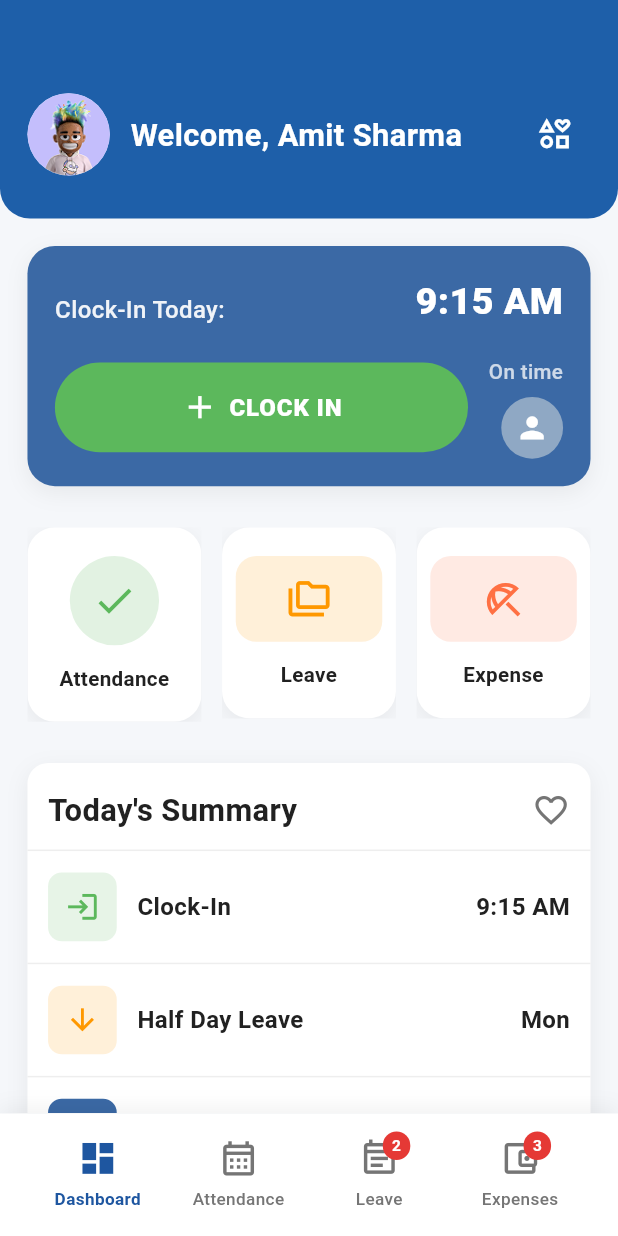
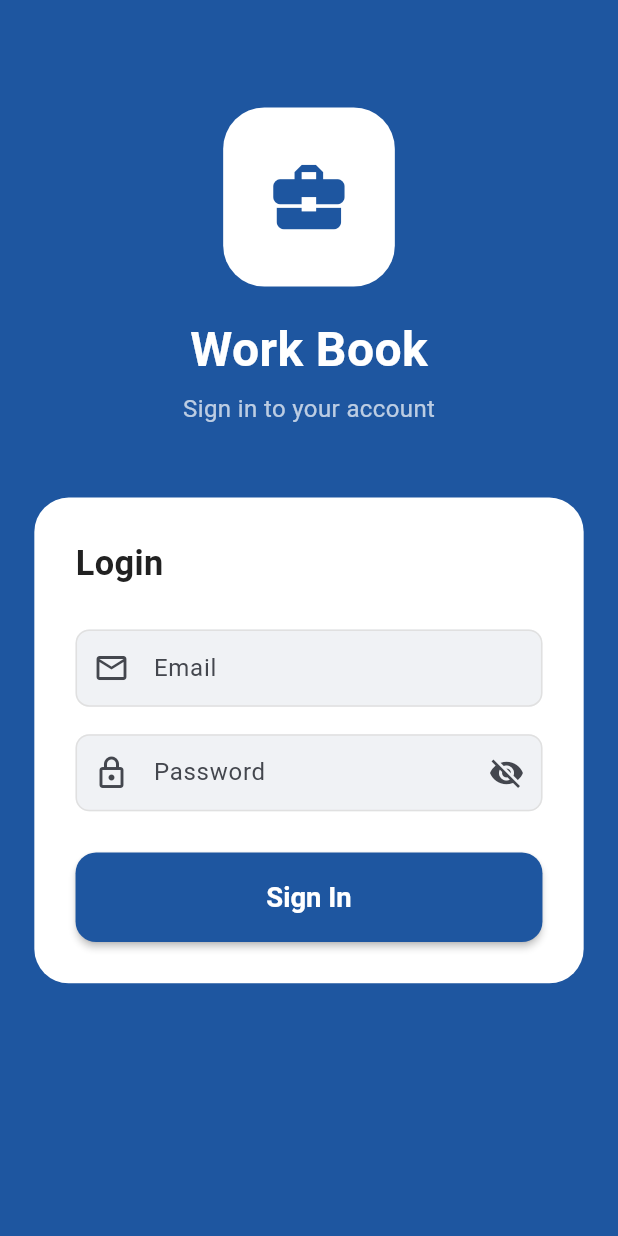
Before and after one commit to nishant678/hr_app, a Flutter app: the screen it shows after launch, on a phone screen of 412 x 824 dp. Run offline on Flutter 3.47's test engine with Material 3 defaults, Android fonts, the phone set to English and light mode, and no system bars; our stand-ins replace bloc, cached_network_image, camera, connectivity_plus, dio, equatable and 7 more; missing offline and left inert: flutter_background_service, google_mlkit_commons, google_mlkit_face_detection, workmanager; accounts and stored records are empty; generated files the repository leaves out were written again; statements that could not run were skipped.

Commit message:
login api added

```diff
--- a/lib/bloc/login_bloc/login_states.dart
+++ b/lib/bloc/login_bloc/login_states.dart
@@ -5,7 +5,7 @@ class LoginStates extends Equatable {
   const LoginStates({
     this.email = '',
     this.password = '',
-    this.loginApi = const ApiResponse.completed(''),
+    this.loginApi = const ApiResponse.idle(),
   });
 
   final String email;
--- a/lib/data/response/api_response.dart
+++ b/lib/data/response/api_response.dart
@@ -6,6 +6,8 @@ class ApiResponse<T> {
   final String? message;
 
   const ApiResponse._({required this.status, this.data, this.message});
+
+  const ApiResponse.idle() : this._(status: Status.idle);
 
   const ApiResponse.loading() : this._(status: Status.loading);
 
--- a/lib/data/response/status.dart
+++ b/lib/data/response/status.dart
@@ -1 +1 @@
-enum Status {loading, completed, error}
+enum Status {idle, loading, completed, error}
--- a/lib/main.dart
+++ b/lib/main.dart
@@ -21,6 +21,7 @@ Future<void> main() async {
   WidgetsFlutterBinding.ensureInitialized();
   configureAppRuntime();
 
+  try {
     final sharedStorageService = LocationStorageService();
     final sharedRepository = LocationRepository();
     final sharedSyncService = LocationSyncService(
@@ -43,6 +44,9 @@ Future<void> main() async {
     await WorkmanagerService.initialize();
     await WorkmanagerService.registerPeriodicSync();
     await trackingService.initialize();
+  } catch (e, st) {
+    debugPrint('Startup init error (non-fatal): $e\n$st');
+  }
 
   runApp(const MyApp());
 }
--- a/lib/model/user/user_model.dart
+++ b/lib/model/user/user_model.dart
@@ -1,23 +1,39 @@
-/// Authentication payload returned from the login API.
 class UserModel {
+  final String token;
+  final String email;
+  final String role;
+  final int id;
+  final int? companyId;
+  final String error;
+
   const UserModel({
     this.token = '',
+    this.email = '',
+    this.role = '',
+    this.id = 0,
+    this.companyId,
     this.error = '',
   });
-
-  final String token;
-  final String error;
 
   factory UserModel.fromJson(Map<String, dynamic> json) {
     return UserModel(
       token: _readString(json['token']),
+      email: _readString(json['email']),
+      role: _readString(json['role']),
+      id: json['id'] is int ? json['id'] : int.tryParse(json['id'].toString()) ?? 0,
+      companyId: json['companyId'] is int
+          ? json['companyId']
+          : int.tryParse(json['companyId']?.toString() ?? ''),
       error: _readString(json['error'] ?? json['message']),
     );
   }
 
   Map<String, dynamic> toJson() => {
         'token': token,
-        'error': error,
+        'email': email,
+        'role': role,
+        'id': id,
+        'companyId': companyId,
       };
 
   static String _readString(Object? value) {
--- a/lib/repository/auth_api/auth_http_api_repository.dart
+++ b/lib/repository/auth_api/auth_http_api_repository.dart
@@ -14,7 +14,7 @@ class AuthHttpApiRepository implements AuthApiRepository {
   @override
   Future<UserModel> loginApi(dynamic data) async {
     final dynamic response =
-        await _apiServices.postApi(AppUrl.loginEndPint, data);
+        await _apiServices.postApi(AppUrl.loginEndPoint, data);
     if (response is Map<String, dynamic>) {
       return UserModel.fromJson(response);
     }
--- a/lib/services/session_manager/session_controller.dart
+++ b/lib/services/session_manager/session_controller.dart
@@ -1,63 +1,81 @@
-import 'dart:convert';
-
 import 'package:flutter/foundation.dart';
 
 import '../../model/user/user_model.dart';
 import '../storage/local_storage.dart';
 
-/// A singleton class for managing user session data.
 class SessionController {
-  /// Instance of [LocalStorage] for accessing local storage.
-  final LocalStorage sharedPreferenceClass = LocalStorage();
+  final LocalStorage storage = LocalStorage();
 
-  /// Singleton instance of [SessionController].
   static final SessionController _session = SessionController._internal();
 
-  /// Flag indicating whether the user is logged in or not.
   static bool? isLogin;
+  static String? token;
+  static String? email;
+  static String? role;
+  static int? userId;
+  static int? companyId;
 
-  /// Model representing the user data.
-  // static UserModel user = UserModel();
-
-  /// Private constructor for creating the singleton instance of [SessionController].
   SessionController._internal() {
-    // Initialize default values
     isLogin = false;
   }
 
-  //In Dart, a factory constructor is a special kind of constructor that can return an instance of the class,
-  // potentially a cached or pre-existing instance, instead of always creating a new one.
-  // It's defined using the factory keyword.
-  // This is useful for implementing patterns like singletons or when you want to control instance creat
-  //
-  /// Factory constructor for accessing the singleton instance of [SessionController].
   factory SessionController() {
     return _session;
   }
 
-  /// Saves user data into the local storage.
   Future<void> saveUserInPreference(UserModel user) async {
-    await sharedPreferenceClass.setValue('token', jsonEncode(user.toJson()));
-    await sharedPreferenceClass.setValue('isLogin', 'true');
+    token = user.token;
+    email = user.email;
+    role = user.role;
+    userId = user.id;
+    companyId = user.companyId;
+    await storage.setValue('token', user.token);
+    await storage.setValue('email', user.email);
+    await storage.setValue('role', user.role);
+    await storage.setValue('userId', user.id.toString());
+    if (user.companyId != null) {
+      await storage.setValue('companyId', user.companyId.toString());
+    }
+    await storage.setValue('isLogin', 'true');
+    isLogin = true;
   }
 
-  /// Retrieves user data from the local storage.
-  ///
-  /// Retrieves user data from the local storage and assigns it to the session controller
-  /// to be used across the app.
   Future<void> getUserFromPreference() async {
     try {
-      final dynamic rawToken = await sharedPreferenceClass.readValue('token');
-      final dynamic rawLogin = await sharedPreferenceClass.readValue('isLogin');
-      final bool hasToken = rawToken != null && rawToken.toString().isNotEmpty;
-      final bool markedLoggedIn = rawLogin?.toString() == 'true';
-      SessionController.isLogin = markedLoggedIn && hasToken;
+      final t = await storage.readValue('token');
+      final e = await storage.readValue('email');
+      final r = await storage.readValue('role');
+      final uid = await storage.readValue('userId');
+      final cid = await storage.readValue('companyId');
+      final login = await storage.readValue('isLogin');
+
+      token = t?.toString() ?? '';
+      email = e?.toString() ?? '';
+      role = r?.toString() ?? '';
+      userId = int.tryParse(uid?.toString() ?? '');
+      companyId = int.tryParse(cid?.toString() ?? '');
+      isLogin = login?.toString() == 'true' && token!.isNotEmpty;
     } catch (e, st) {
-      SessionController.isLogin = false;
+      isLogin = false;
       if (kDebugMode) {
         debugPrint('getUserFromPreference failed: $e');
         debugPrintStack(stackTrace: st);
       }
     }
   }
+
+  Future<void> clearSession() async {
+    await storage.clearValue('token');
+    await storage.clearValue('email');
+    await storage.clearValue('role');
+    await storage.clearValue('userId');
+    await storage.clearValue('companyId');
+    await storage.clearValue('isLogin');
+    token = null;
+    email = null;
+    role = null;
+    userId = null;
+    companyId = null;
+    isLogin = false;
+  }
 }
--- a/lib/utils/app_url.dart
+++ b/lib/utils/app_url.dart
@@ -1,10 +1,5 @@
-
-
 class AppUrl {
-
-  static var baseUrl = 'https://reqres.in' ;
-  static var loginEndPint =  '$baseUrl/api/login' ;
-  static var popularMoviesListEndPoint =  'https://www.episodate.com/api/most-popular?page=1' ;
-
-
+  static var baseUrl = 'https://hr-spring-backend.onrender.com';
+  // static var baseUrl = 'http://10.152.0.62:8080';
+  static var loginEndPoint = '$baseUrl/api/auth/login';
 }
--- a/lib/view/home/home_screen.dart
+++ b/lib/view/home/home_screen.dart
@@ -30,11 +30,15 @@ class _HomeScreenState extends State<HomeScreen> {
   Widget build(BuildContext context) {
     return Scaffold(
       backgroundColor: AppColors.background,
-      body: SingleChildScrollView(
+      body: Column(
+        children: [
+          _buildHeader(),
+          Expanded(
+            child: SingleChildScrollView(
               child: Column(
                 crossAxisAlignment: CrossAxisAlignment.start,
                 children: [
-            _buildHeader(),
+                  // _buildHeader(),
                   Padding(
                     padding: EdgeInsets.fromLTRB(
                       AppDimensions.paddingL,
@@ -57,6 +61,9 @@ class _HomeScreenState extends State<HomeScreen> {
                   ),
                 ],
               ),
+            ),
+          ),
+        ],
       ),
     );
   }
@@ -242,9 +249,7 @@ class _HomeScreenState extends State<HomeScreen> {
             label: 'Attendance',
             onTap: () => Navigator.push(
               context,
-              MaterialPageRoute<void>(
-                builder: (_) => const AttendanceScreen(),
-              ),
+              MaterialPageRoute<void>(builder: (_) => const AttendanceScreen()),
             ),
           ),
         ),
@@ -258,9 +263,7 @@ class _HomeScreenState extends State<HomeScreen> {
             label: 'Leave',
             onTap: () => Navigator.push(
               context,
-              MaterialPageRoute<void>(
-                builder: (_) => const ApplyLeaveScreen(),
-              ),
+              MaterialPageRoute<void>(builder: (_) => const ApplyLeaveScreen()),
             ),
           ),
         ),
@@ -269,14 +272,14 @@ class _HomeScreenState extends State<HomeScreen> {
           child: _quickCard(
             circularIcon: false,
             icon: Icons.beach_access_outlined,
-            iconBg: AppColors.dashboardQuickExpenseCoral.withValues(alpha: 0.15),
+            iconBg: AppColors.dashboardQuickExpenseCoral.withValues(
+              alpha: 0.15,
+            ),
             iconColor: AppColors.dashboardQuickExpenseCoral,
             label: 'Expense',
             onTap: () => Navigator.push(
               context,
-              MaterialPageRoute<void>(
-                builder: (_) => const ExpenseScreen(),
-              ),
+              MaterialPageRoute<void>(builder: (_) => const ExpenseScreen()),
             ),
           ),
         ),
@@ -396,11 +399,7 @@ class _HomeScreenState extends State<HomeScreen> {
     return Divider(height: 1, thickness: 1, color: AppColors.divider);
   }
 
-  Widget _squareIcon(
-    IconData icon,
-    Color iconColor, {
-    Color? background,
-  }) {
+  Widget _squareIcon(IconData icon, Color iconColor, {Color? background}) {
     final bg = background ?? iconColor.withValues(alpha: 0.15);
     return Container(
       width: 40.w,
--- /dev/null
+++ b/lib/view/login/login_screen.dart
@@ -0,0 +1,236 @@
+import 'package:flutter/material.dart';
+import 'package:flutter_bloc/flutter_bloc.dart';
+import 'package:flutter_screenutil/flutter_screenutil.dart';
+import 'package:hr_app/bloc/login_bloc/login_bloc.dart';
+import 'package:hr_app/configs/theme/app_colors.dart';
+import 'package:hr_app/configs/theme/app_dimensions.dart';
+import 'package:hr_app/configs/theme/app_text_styles.dart';
+import 'package:hr_app/data/response/status.dart';
+import 'package:hr_app/view/bottombar/bottom_navigation_bar.dart';
+
+class LoginScreen extends StatefulWidget {
+  const LoginScreen({super.key});
+
+  @override
+  State<LoginScreen> createState() => _LoginScreenState();
+}
+
+class _LoginScreenState extends State<LoginScreen> {
+  final _formKey = GlobalKey<FormState>();
+  final _emailController = TextEditingController();
+  final _passwordController = TextEditingController();
+  bool _obscurePassword = true;
+
+  @override
+  void dispose() {
+    _emailController.dispose();
+    _passwordController.dispose();
+    super.dispose();
+  }
+
+  @override
+  Widget build(BuildContext context) {
+    return Scaffold(
+      backgroundColor: AppColors.primary,
+      body: SafeArea(
+        child: SingleChildScrollView(
+          child: Column(
+            children: [
+              SizedBox(height: 60.h),
+              Container(
+                width: 100.w,
+                height: 100.h,
+                decoration: BoxDecoration(
+                  color: AppColors.white,
+                  borderRadius: BorderRadius.circular(24.r),
+                ),
+                child: Icon(
+                  Icons.business_center,
+                  size: 50.sp,
+                  color: AppColors.primary,
+                ),
+              ),
+              SizedBox(height: 16.h),
+              Text(
+                'Work Book',
+                style: TextStyle(
+                  color: AppColors.white,
+                  fontSize: 28.sp,
+                  fontWeight: FontWeight.bold,
+                ),
+              ),
+              SizedBox(height: 4.h),
+              Text(
+                'Sign in to your account',
+                style: TextStyle(
+                  color: AppColors.white.withValues(alpha: 0.7),
+                  fontSize: 14.sp,
+                ),
+              ),
+              SizedBox(height: 40.h),
+              Container(
+                margin: EdgeInsets.symmetric(horizontal: AppDimensions.paddingXL),
+                padding: EdgeInsets.all(AppDimensions.paddingXXL),
+                decoration: BoxDecoration(
+                  color: AppColors.white,
+                  borderRadius: BorderRadius.circular(20.r),
+                ),
+                child: Form(
+                  key: _formKey,
+                  child: BlocConsumer<LoginBloc, LoginStates>(
+                    listener: (context, state) {
+                      if (state.loginApi.status == Status.completed) {
+                        Navigator.pushReplacement(
+                          context,
+                          MaterialPageRoute(
+                            builder: (_) => const BottomBar(),
+                          ),
+                        );
+                      }
+                    },
+                    builder: (context, state) {
+                      final isLoading = state.loginApi.status == Status.loading;
+                      final errorMsg = state.loginApi.status == Status.error
+                          ? state.loginApi.message ?? ''
+                          : '';
+
+                      return Column(
+                        crossAxisAlignment: CrossAxisAlignment.stretch,
+                        children: [
+                          Text(
+                            'Login',
+                            style: AppTextStyles.h2,
+                          ),
+                          SizedBox(height: AppDimensions.paddingXXL),
+                          TextFormField(
+                            controller: _emailController,
+                            keyboardType: TextInputType.emailAddress,
+                            decoration: InputDecoration(
+                              labelText: 'Email',
+                              hintText: 'Enter your email',
+                              prefixIcon: const Icon(Icons.email_outlined),
+                              border: OutlineInputBorder(
+                                borderRadius: BorderRadius.circular(12.r),
+                              ),
+                              filled: true,
+                              fillColor: AppColors.fieldFill,
+                            ),
+                            validator: (v) {
+                              if (v == null || v.trim().isEmpty) {
+                                return 'Please enter your email';
+                              }
+                              if (!v.contains('@')) {
+                                return 'Enter a valid email';
+                              }
+                              return null;
+                            },
+                            onChanged: (v) {
+                              context
+                                  .read<LoginBloc>()
+                                  .add(EmailChanged(email: v));
+                            },
+                          ),
+                          SizedBox(height: AppDimensions.paddingL),
+                          TextFormField(
+                            controller: _passwordController,
+                            obscureText: _obscurePassword,
+                            decoration: InputDecoration(
+                              labelText: 'Password',
+                              hintText: 'Enter your password',
+                              prefixIcon: const Icon(Icons.lock_outlined),
+                              suffixIcon: IconButton(
+                                icon: Icon(
+                                  _obscurePassword
+                                      ? Icons.visibility_off
+                                      : Icons.visibility,
+                                ),
+                                onPressed: () {
+                                  setState(() {
+                                    _obscurePassword = !_obscurePassword;
+                                  });
+                                },
+                              ),
+                              border: OutlineInputBorder(
+                                borderRadius: BorderRadius.circular(12.r),
+                              ),
+                              filled: true,
+                              fillColor: AppColors.fieldFill,
+                            ),
+                            validator: (v) {
+                              if (v == null || v.isEmpty) {
+                                return 'Please enter your password';
+                              }
+                              return null;
+                            },
+                            onChanged: (v) {
+                              context
+                                  .read<LoginBloc>()
+                                  .add(PasswordChanged(password: v));
+                            },
+                          ),
+                          if (errorMsg.isNotEmpty) ...[
+                            SizedBox(height: AppDimensions.paddingL),
+                            Container(
+                              padding: EdgeInsets.all(AppDimensions.paddingM),
+                              decoration: BoxDecoration(
+                                color: AppColors.error.withValues(alpha: 0.1),
+                                borderRadius: BorderRadius.circular(12.r),
+                              ),
+                              child: Text(
+                                errorMsg,
+                                style: TextStyle(
+                                  color: AppColors.error,
+                                  fontSize: 13.sp,
+                                ),
+                              ),
+                            ),
+                          ],
+                          SizedBox(height: AppDimensions.paddingXXL),
+                          SizedBox(
+                            height: 50.h,
+                            child: ElevatedButton(
+                              onPressed: isLoading
+                                  ? null
+                                  : () {
+                                      if (_formKey.currentState!.validate()) {
+                                        context
+                                            .read<LoginBloc>()
+                                            .add(const LoginApi());
+                                      }
+                                    },
+                              style: ElevatedButton.styleFrom(
+                                backgroundColor: AppColors.primary,
+                                foregroundColor: AppColors.white,
+                                shape: RoundedRectangleBorder(
+                                  borderRadius: BorderRadius.circular(12.r),
+                                ),
+                                elevation: 2,
+                              ),
+                              child: isLoading
+                                  ? SizedBox(
+                                      width: 24.w,
+                                      height: 24.h,
+                                      child: const CircularProgressIndicator(
+                                        color: AppColors.white,
+                                        strokeWidth: 2.5,
+                                      ),
+                                    )
+                                  : Text(
+                                      'Sign In',
+                                      style: AppTextStyles.button,
+                                    ),
+                            ),
+                          ),
+                        ],
+                      );
+                    },
+                  ),
+                ),
+              ),
+            ],
+          ),
+        ),
+      ),
+    );
+  }
+}
```
Also changed, not shown: lib/configs/routes/routes.dart (+8 -6 lines), lib/data/network/network_api_services.dart (+15 -13 lines), lib/view/splash/splash_screen.dart (+14 -8 lines), pubspec.yaml (+4 -7 lines), pubspec.lock, 7 other files. Lines whose indentation alone changed are shown as unchanged.
